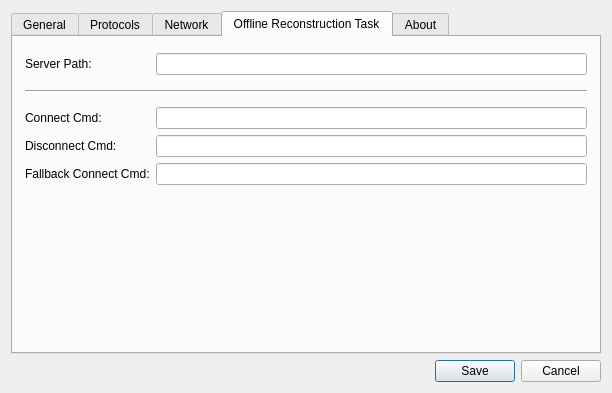
Old version of the form Client/rds_configurationwindow.ui in the repository WillForan/yarraclient.
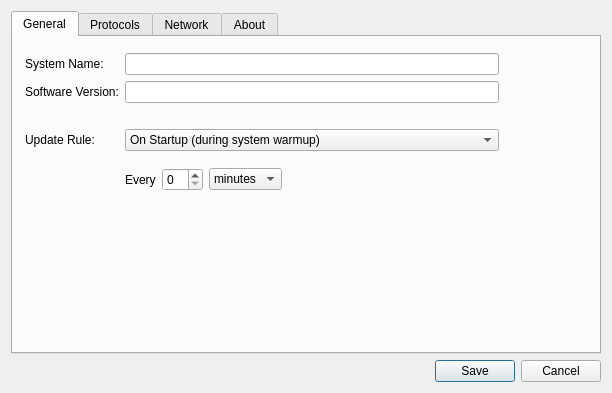
New version of the form. The open tabs and pages were chosen to show the change. Icons and pictures are not drawn.

Commit message: Moved ORT configuration into own INI file. Created own class for ORT configuration. Added configuration dialog for ORT client (works in progress) Changed last old logo in RDS client.

```diff
--- a/Client/rds_configurationwindow.ui
+++ b/Client/rds_configurationwindow.ui
@@ -863,104 +863,6 @@
        </item>
       </layout>
      </widget>
-     <widget class="QWidget" name="ortTab">
-      <attribute name="title">
-       <string>Offline Reconstruction Task</string>
-      </attribute>
-      <layout class="QVBoxLayout" name="verticalLayout_6">
-       <property name="leftMargin">
-        <number>12</number>
-       </property>
-       <property name="topMargin">
-        <number>16</number>
-       </property>
-       <property name="rightMargin">
-        <number>12</number>
-       </property>
-       <item>
-        <layout class="QGridLayout" name="gridLayout_7">
-         <item row="0" column="0">
-          <widget class="QLabel" name="ortServerPathLabel">
-           <property name="minimumSize">
-            <size>
-             <width>100</width>
-             <height>0</height>
-            </size>
-           </property>
-           <property name="text">
-            <string>Server Path: </string>
-           </property>
-          </widget>
-         </item>
-         <item row="0" column="1">
-          <widget class="QLineEdit" name="ortServerPathEdit"/>
-         </item>
-         <item row="1" column="0" colspan="2">
-          <widget class="Line" name="line_3">
-           <property name="minimumSize">
-            <size>
-             <width>0</width>
-             <height>20</height>
-            </size>
-           </property>
-           <property name="orientation">
-            <enum>Qt::Horizontal</enum>
-           </property>
-          </widget>
-         </item>
-         <item row="3" column="0">
-          <widget class="QLabel" name="ortConnectLabel">
-           <property name="text">
-            <string>Connect Cmd: </string>
-           </property>
-          </widget>
-         </item>
-         <item row="3" column="1">
-          <widget class="QLineEdit" name="ortConnectEdit"/>
-         </item>
-         <item row="4" column="0">
-          <widget class="QLabel" name="ortDisconnectLabel">
-           <property name="text">
-            <string>Disconnect Cmd:</string>
-           </property>
-          </widget>
-         </item>
-         <item row="4" column="1">
-          <widget class="QLineEdit" name="ortDisconnectEdit"/>
-         </item>
-         <item row="5" column="1">
-          <widget class="QLineEdit" name="ortFallbackEdit"/>
-         </item>
-         <item row="5" column="0">
-          <widget class="QLabel" name="ortFallbackConnectCmdLabel">
-           <property name="minimumSize">
-            <size>
-             <width>120</width>
-             <height>0</height>
-            </size>
-           </property>
-           <property name="text">
-            <string>Fallback Connect Cmd:</string>
-           </property>
-          </widget>
-         </item>
-        </layout>
-       </item>
-       <item>
-        <spacer name="verticalSpacer_15">
-         <property name="orientation">
-          <enum>Qt::Vertical</enum>
-         </property>
-         <property name="sizeHint" stdset="0">
-          <size>
-           <width>20</width>
-           <height>186</height>
-          </size>
-         </property>
-        </spacer>
-       </item>
-      </layout>
-     </widget>
      <widget class="QWidget" name="infoTab">
       <attribute name="title">
        <string>About</string>
```
Left out of the diff: 2 changed lines with no effect on the pictures. The commit also changes 16 other files.
